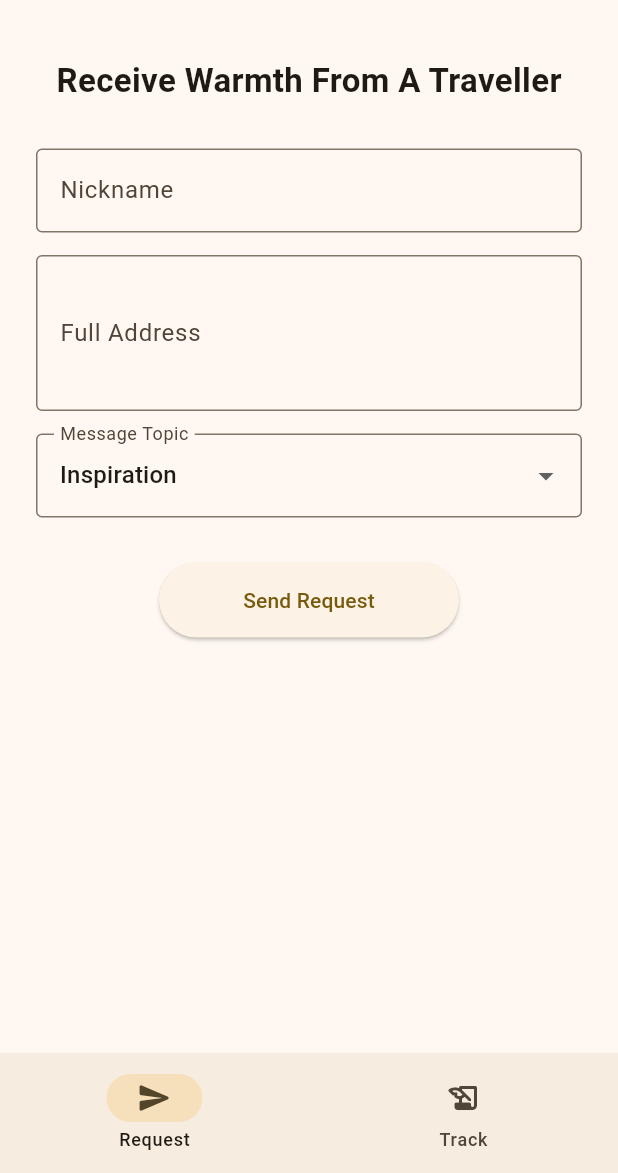
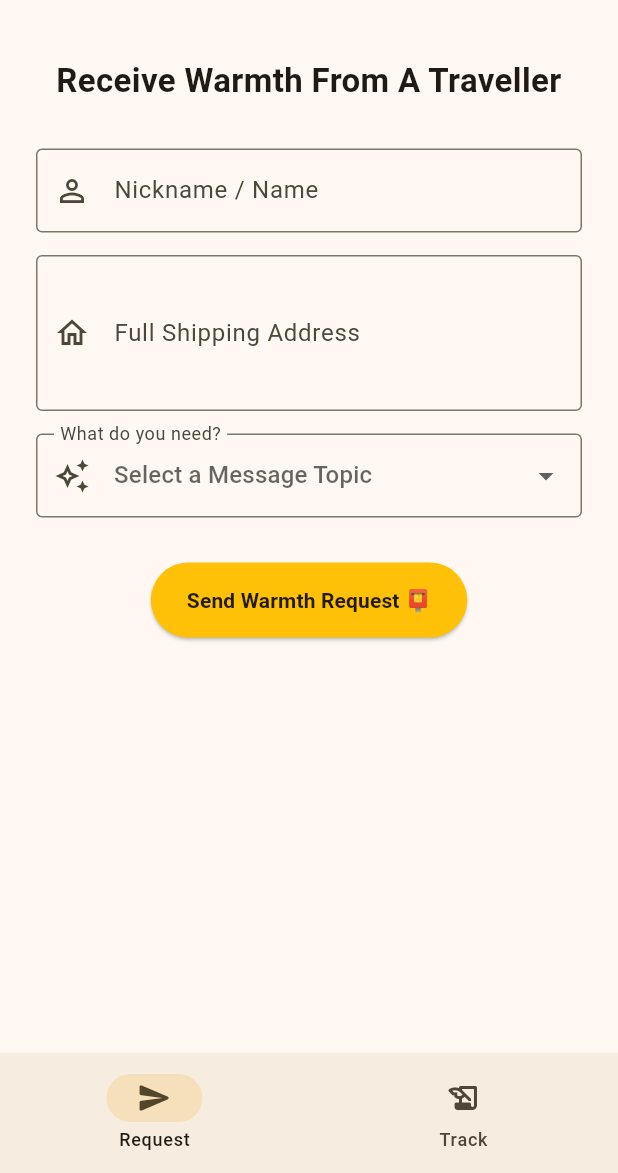
Before and after one commit to LEO0331/WarmthFromAfar, a Flutter app: the screen it shows after launch, on a phone screen of 412 x 824 dp, the part 63-1236 px from its top. Run offline on Flutter 3.47's test engine with Material 3 defaults, Android fonts, the phone set to English and light mode, and no system bars; our stand-ins replace cloud_firestore, firebase_auth, firebase_core, flutter_map, geocoding, geolocator and 2 more; accounts and stored records are empty.

Commit message:
update images

```diff
--- a/lib/views/request_page.dart
+++ b/lib/views/request_page.dart
@@ -11,16 +11,54 @@ class RequestPage extends StatefulWidget {
 class _RequestPageState extends State<RequestPage> {
   final _nameController = TextEditingController();
   final _addressController = TextEditingController();
-  String _selectedTopic = "Inspiration";
+
+  // 1. 將預設值設為 null，強制使用者選擇
+  String? _selectedTopic;
   int _tapCount = 0;
 
+  // 2. 擴充更多溫暖的話題
+  final List<String> _topics = [
+    "Inspiration (勇氣與啟發)",
+    "Comfort (溫暖與安慰)",
+    "Travel Story (旅行故事)",
+    "Daily Life (生活雜記)",
+    "Random Surprise (隨機驚喜)",
+    "Birthday Blessing (生日祝福)",
+    "Heartbreak Healing (失戀療癒)",
+    "New Adventure (冒險啟程)"
+  ];
+
   void _submit() async {
-    if (_nameController.text.isEmpty || _addressController.text.isEmpty) return;
-    await FirebaseService().addRequest(_nameController.text, _addressController.text, _selectedTopic);
+    // 3. 防呆檢查：確保話題已被選擇
+    if (_nameController.text.isEmpty ||
+        _addressController.text.isEmpty ||
+        _selectedTopic == null) {
+      ScaffoldMessenger.of(context).showSnackBar(
+        const SnackBar(
+          content: Text("Please fill in all fields and pick a topic!"),
+          backgroundColor: Colors.redAccent,
+        ),
+      );
+      return;
+    }
+
+    await FirebaseService().addRequest(
+      _nameController.text,
+      _addressController.text,
+      _selectedTopic!
+    );
+
     if (!mounted) return;
+
+    // 彈出驚喜動畫對話框
     showDialog(context: context, builder: (context) => const SuccessDialog());
-    _nameController.clear();
-    _addressController.clear();
+
+    // 4. 提交後重置表單
+    setState(() {
+      _nameController.clear();
+      _addressController.clear();
+      _selectedTopic = null;
+    });
   }
 
   @override
@@ -32,23 +70,62 @@ class _RequestPageState extends State<RequestPage> {
           GestureDetector(
             onTap: () {
               _tapCount++;
-              if (_tapCount == 5) Navigator.pushNamed(context, '/admin-login');
+              if (_tapCount == 5) {
+                _tapCount = 0; // 重置計數
+                Navigator.pushNamed(context, '/admin-login');
+              }
             },
-            child: const Text("Receive Warmth From A Traveller", style: TextStyle(fontSize: 22, fontWeight: FontWeight.bold)),
+            child: const Text(
+              "Receive Warmth From A Traveller",
+              style: TextStyle(fontSize: 22, fontWeight: FontWeight.bold),
+              textAlign: TextAlign.center,
+            ),
           ),
           const SizedBox(height: 30),
-          TextField(controller: _nameController, decoration: const InputDecoration(labelText: "Nickname", border: OutlineInputBorder())),
+          TextField(
+            controller: _nameController,
+            decoration: const InputDecoration(
+              labelText: "Nickname / Name",
+              border: OutlineInputBorder(),
+              prefixIcon: Icon(Icons.person_outline),
+            ),
+          ),
           const SizedBox(height: 15),
-          TextField(controller: _addressController, maxLines: 3, decoration: const InputDecoration(labelText: "Full Address", border: OutlineInputBorder())),
+          TextField(
+            controller: _addressController,
+            maxLines: 3,
+            decoration: const InputDecoration(
+              labelText: "Full Shipping Address",
+              hintText: "Include postal code and country",
+              border: OutlineInputBorder(),
+              prefixIcon: Icon(Icons.home_outlined),
+            ),
+          ),
           const SizedBox(height: 15),
+
+          // 5. 下拉選單實作：使用 hint 取代 initialValue
           DropdownButtonFormField<String>(
-            initialValue: _selectedTopic,
-            items: ["Inspiration", "Comfort", "Travel Story", "Daily Life"].map((t) => DropdownMenuItem(value: t, child: Text(t))).toList(),
-            onChanged: (val) => setState(() => _selectedTopic = val!),
-            decoration: const InputDecoration(labelText: "Message Topic", border: OutlineInputBorder()),
+            value: _selectedTopic,
+            hint: const Text("Select a Message Topic"), // 初始為空時顯示的提示
+            items: _topics.map((t) => DropdownMenuItem(value: t, child: Text(t))).toList(),
+            onChanged: (val) => setState(() => _selectedTopic = val),
+            decoration: const InputDecoration(
+              labelText: "What do you need?",
+              border: OutlineInputBorder(),
+              prefixIcon: Icon(Icons.auto_awesome_outlined),
+            ),
           ),
+
           const SizedBox(height: 30),
-          ElevatedButton(onPressed: _submit, style: ElevatedButton.styleFrom(minimumSize: const Size(200, 50)), child: const Text("Send Request")),
+          ElevatedButton(
+            onPressed: _submit,
+            style: ElevatedButton.styleFrom(
+              minimumSize: const Size(200, 50),
+              backgroundColor: Colors.amber,
+              foregroundColor: Colors.black87,
+            ),
+            child: const Text("Send Warmth Request 📮", style: TextStyle(fontWeight: FontWeight.bold)),
+          ),
         ],
       ),
     );
```
Also changed, not shown: lib/views/tracking_page.dart (+46 -18 lines), 5 other files.
